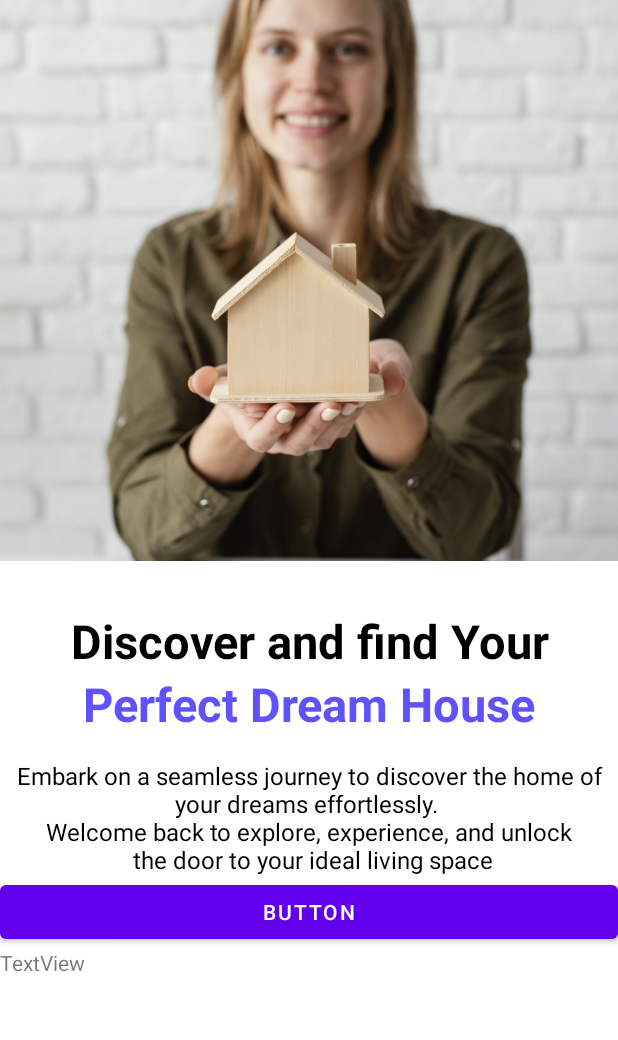
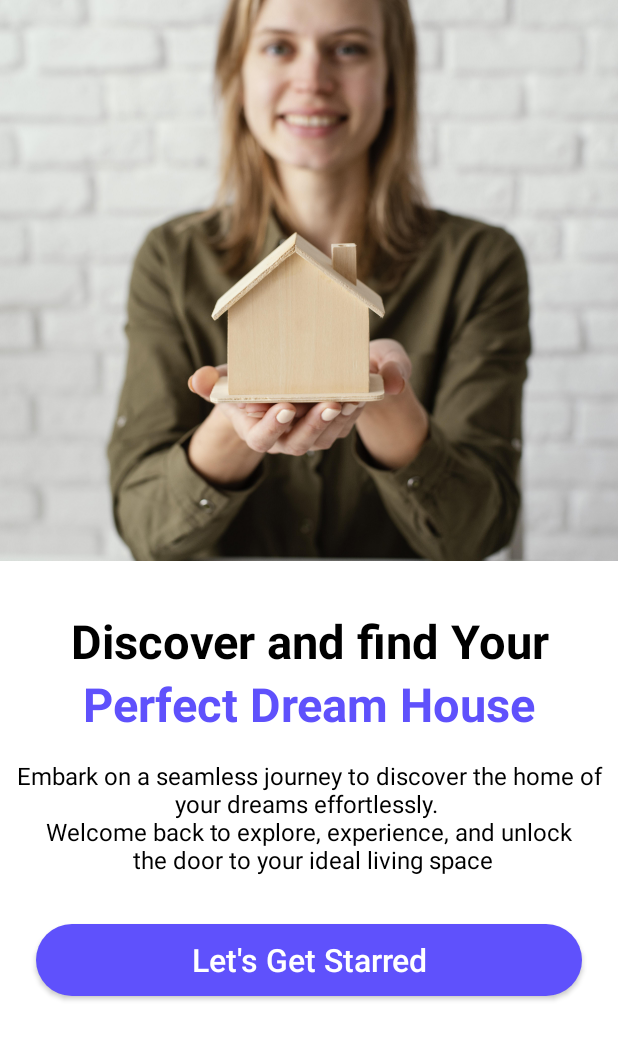
Before and after one commit to teyleam/BookingApp, an Android app: the screen it shows after launch (MainActivity), on a phone screen of 412 x 824 dp. Shown: the top 1040 px of the screen. Run offline under Robolectric (Android 15) with nearby library versions, the phone set to English and light mode, and no system bars.

Commit message:
update UI Activity_main

```diff
--- /dev/null
+++ b/app/src/main/res/drawable/button_background.xml
@@ -0,0 +1,9 @@
+<?xml version="1.0" encoding="utf-8"?>
+<selector xmlns:android="http://schemas.android.com/apk/res/android">
+<item>
+    <shape android:shape="rectangle">
+        <corners android:radius="50dp"/>
+        <solid android:color="@color/blue"/>
+    </shape>
+</item>
+</selector>
--- a/app/src/main/res/layout/activity_main.xml
+++ b/app/src/main/res/layout/activity_main.xml
@@ -54,17 +54,26 @@ Welcome back to explore, experience, and unlock \n the door to your ideal living
                 android:textAlignment="center"
                 android:layout_marginTop="16dp"/>
 
-            <Button
+            <androidx.appcompat.widget.AppCompatButton
                 android:id="@+id/button"
+                style="@style/Widget.AppCompat.Button"
                 android:layout_width="match_parent"
                 android:layout_height="wrap_content"
-                android:text="Button" />
+                android:text="Let's Get Starred"
+                android:textAllCaps="false"
+                android:textColor="@color/white"
+                android:layout_marginTop="32dp"
+                android:layout_marginStart="24dp"
+                android:layout_marginEnd="24dp"
+                android:textSize="21sp"
+                android:background="@drawable/button_background"/>
 
             <TextView
                 android:id="@+id/textView4"
                 android:layout_width="match_parent"
                 android:layout_height="wrap_content"
-                android:text="TextView" />
+                android:text="TextView"
+                android:textColor="@color/white" />
         </LinearLayout>
     </ScrollView>
 
```
